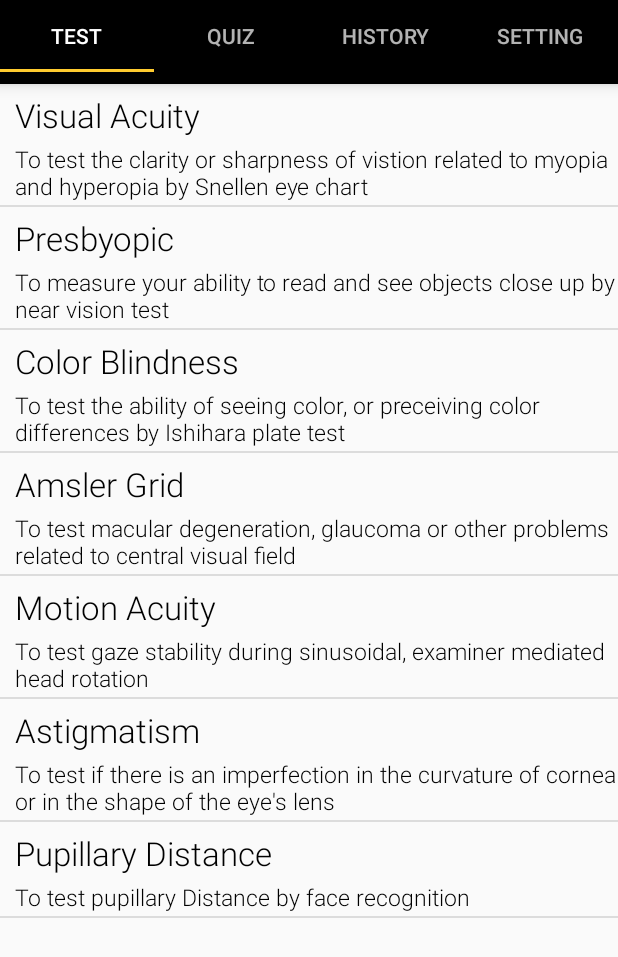
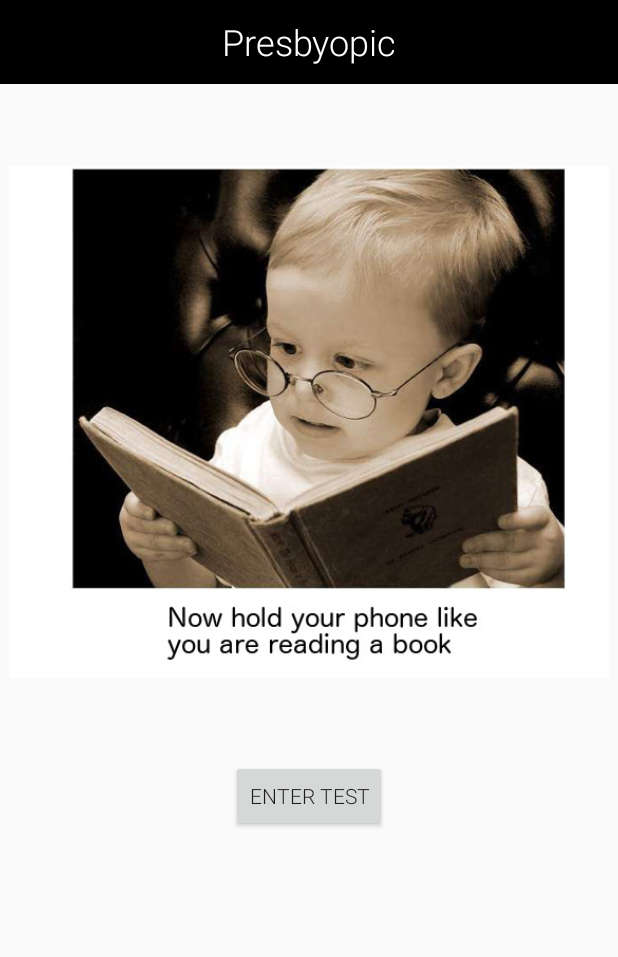
Before and after one commit to MandyChen0114/iSight, an Android app: the Fragment_Test screen opened directly, with no data from a screen before it, after a tap on "Presbyopic", on a phone screen of 412 x 824 dp. Shown: the top 957 px of the screen. Run offline under Robolectric (Android 15) with nearby library versions, the phone set to English and light mode, and no system bars.

Commit message:
Add code for test presbyopic.

```diff
--- a/iSight/app/src/main/AndroidManifest.xml
+++ b/iSight/app/src/main/AndroidManifest.xml
@@ -30,10 +30,8 @@
         <activity android:name=".Activity_Test_Astigmatism"/>
         <activity android:name=".Activity_Test_PD"
             android:screenOrientation="landscape"/>
-        <activity
-            android:name=".Activity_Test_VisualAcuity"
-            android:label="@string/title_activity_activity__test__visual_acuity"
-            android:theme="@style/AppTheme"></activity>
+        <activity android:name=".Activity_Test_VisualAcuity"/>
+        <activity android:name=".Activity_Test_Presbyopic" />
         <activity android:name=".AccountActivity"/>
         <activity android:name=".ChangePWDActivity"/>
         <activity android:name=".Activity_Test_MotionAcuity"/>
--- a/iSight/app/src/main/java/edu/cmu/supermandy/isight/ui/Fragment_Test.java
+++ b/iSight/app/src/main/java/edu/cmu/supermandy/isight/ui/Fragment_Test.java
@@ -92,6 +92,10 @@ public class Fragment_Test extends Fragment {
                         intent=new Intent(getActivity(),Activity_Test_VisualAcuity.class);
                         startActivity(intent);
                         break;
+                    case 1:
+                        intent=new Intent(getActivity(),Activity_Test_Presbyopic.class);
+                        startActivity(intent);
+                        break;
                     case 2:
                         intent = new Intent(getActivity(), Activity_Test_ColorBlind.class);
                         startActivity(intent);
--- /dev/null
+++ b/iSight/app/src/main/res/layout-land/activity_test_presbyopic_intro.xml
@@ -0,0 +1,42 @@
+<?xml version="1.0" encoding="utf-8"?>
+
+<LinearLayout
+    android:layout_width="match_parent"
+    android:layout_height="match_parent"
+    android:orientation="vertical"
+    xmlns:android="http://schemas.android.com/apk/res/android">
+    <android.support.v7.widget.Toolbar
+        android:id="@+id/toolbar_top"
+        android:layout_width="match_parent"
+        android:layout_height="wrap_content"
+        android:background="@color/colorPrimary"
+        android:minHeight="?attr/actionBarSize">
+
+        <TextView
+            android:id="@+id/toolbar_title"
+            style="@style/ToolBarTextStyle"
+            android:layout_width="wrap_content"
+            android:layout_height="wrap_content"
+            android:layout_gravity="center"
+            android:text="@string/test_presbyopic" />
+    </android.support.v7.widget.Toolbar>
+    <RelativeLayout xmlns:android="http://schemas.android.com/apk/res/android"
+        android:layout_width="match_parent" android:layout_height="match_parent">
+
+        <ImageView
+            android:layout_width="400sp"
+            android:layout_height="400sp"
+            android:id="@+id/imageView"
+            android:src="@drawable/presbyopic_intro"
+            android:layout_centerVertical="true"
+            android:layout_centerHorizontal="true" />
+
+        <Button
+            android:layout_width="wrap_content"
+            android:layout_height="wrap_content"
+            android:text="Enter Test"
+            android:id="@+id/enterButton"
+            android:layout_alignBottom="@+id/imageView"
+            android:layout_toEndOf="@+id/imageView" />
+    </RelativeLayout>
+</LinearLayout>
--- /dev/null
+++ b/iSight/app/src/main/res/layout/activity_test_presbyopic_intro.xml
@@ -0,0 +1,44 @@
+<?xml version="1.0" encoding="utf-8"?>
+
+<LinearLayout
+    android:layout_width="match_parent"
+    android:layout_height="match_parent"
+    android:orientation="vertical"
+    xmlns:android="http://schemas.android.com/apk/res/android">
+    <android.support.v7.widget.Toolbar
+        android:id="@+id/toolbar_top"
+        android:layout_width="match_parent"
+        android:layout_height="wrap_content"
+        android:background="@color/colorPrimary"
+        android:minHeight="?attr/actionBarSize">
+
+        <TextView
+            android:id="@+id/toolbar_title"
+            style="@style/ToolBarTextStyle"
+            android:layout_width="wrap_content"
+            android:layout_height="wrap_content"
+            android:layout_gravity="center"
+            android:text="@string/test_presbyopic" />
+    </android.support.v7.widget.Toolbar>
+    <RelativeLayout xmlns:android="http://schemas.android.com/apk/res/android"
+        android:layout_width="match_parent" android:layout_height="match_parent">
+
+        <ImageView
+            android:layout_width="400sp"
+            android:layout_height="400sp"
+            android:id="@+id/imageView"
+            android:layout_alignParentTop="true"
+            android:layout_centerHorizontal="true"
+            android:src="@drawable/presbyopic_intro"
+            android:layout_marginTop="25sp"/>
+
+        <Button
+            android:layout_width="wrap_content"
+            android:layout_height="wrap_content"
+            android:layout_marginTop="25sp"
+            android:text="Enter Test"
+            android:id="@+id/enterButton"
+            android:layout_below="@+id/imageView"
+            android:layout_centerHorizontal="true" />
+    </RelativeLayout>
+</LinearLayout>
--- a/iSight/app/src/main/res/values/strings.xml
+++ b/iSight/app/src/main/res/values/strings.xml
@@ -86,5 +86,6 @@
 
     <string name="test_motionacuity">Motion Acuity</string>
     <string name="test_visual_acuity">Visual Acuity</string>
+    <string name="test_presbyopic">Presbyopic</string>
 
 </resources>
```
Also changed, not shown: iSight/app/src/main/java/edu/cmu/supermandy/isight/ui/Activity_Test_Presbyopic.java (added, +151 -0 lines), iSight/app/src/main/res/layout-land/activity_test_presbyopic.xml (added, +83 -0 lines), iSight/app/src/main/res/layout/activity_test_presbyopic.xml (added, +81 -0 lines), iSight/app/src/main/res/drawable-nodpi/presbyopic_intro.jpg (added).
